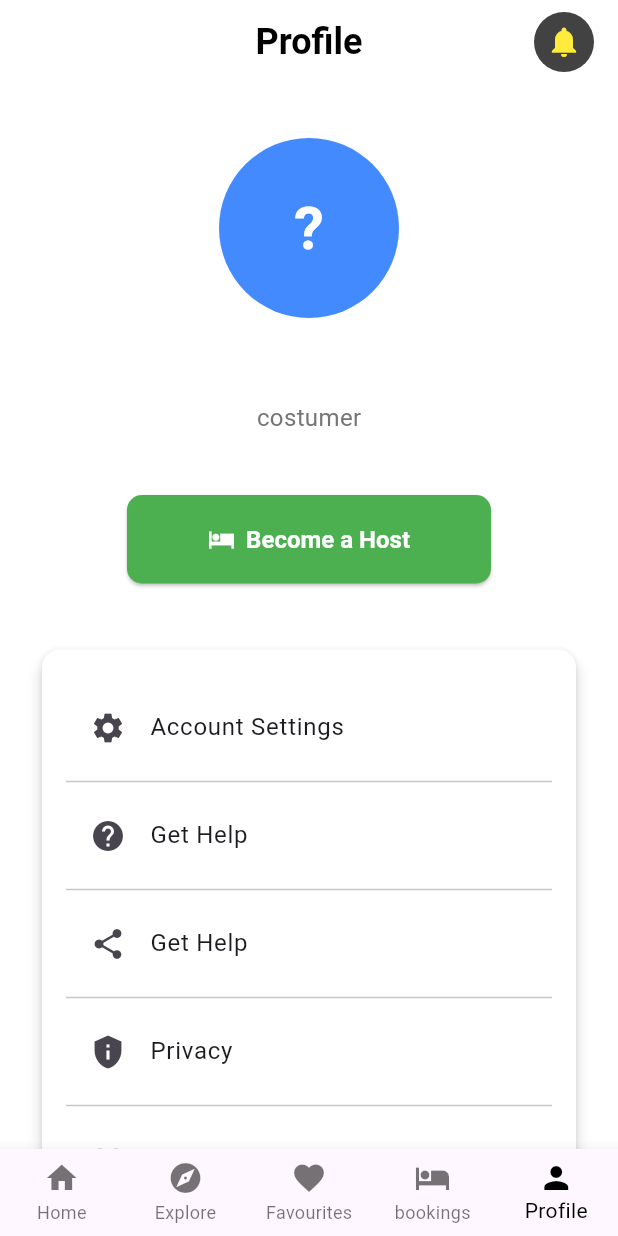
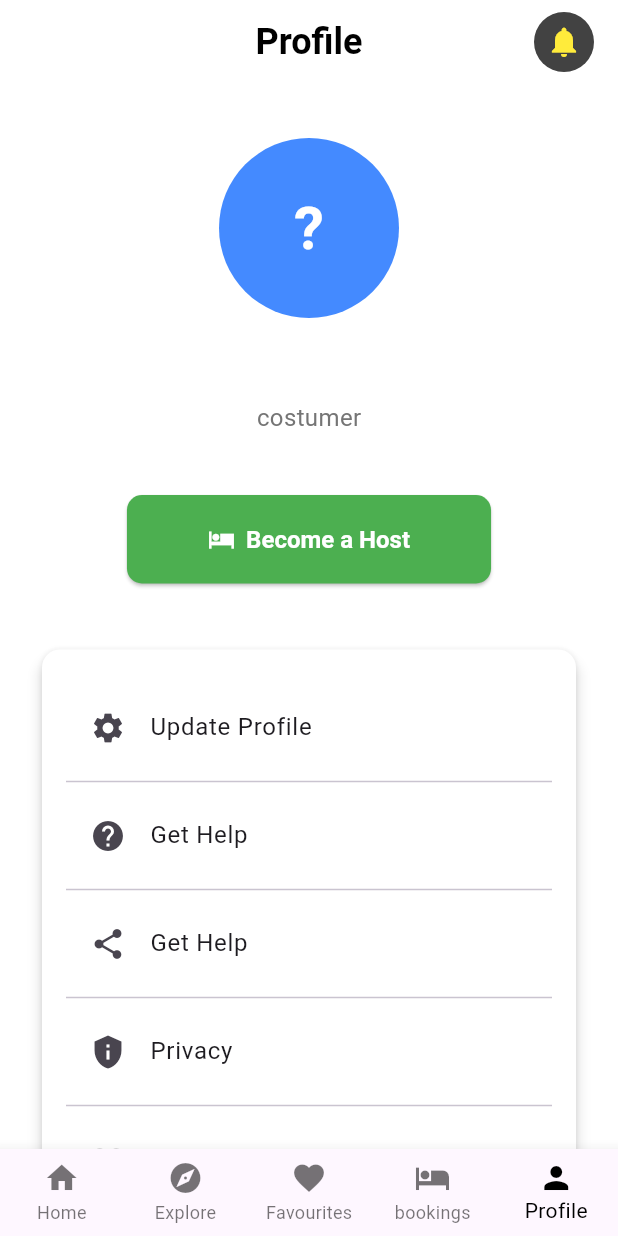
Before and after one commit to Steevebgeorge/rent-app, a Flutter app: the screen it shows once a user with an empty profile is signed in, item 5 of the bottom bar chosen, on a phone screen of 412 x 824 dp. Run offline on Flutter 3.47's test engine with Material 3 defaults, Android fonts, the phone set to English and light mode, and no system bars; our stand-ins replace another_carousel_pro, cached_network_image, carousel_slider, cloud_firestore, firebase_auth, firebase_core and 3 more; missing offline and left inert: flutter_stripe; accounts and stored records are empty; network calls fail; statements that could not run were skipped.

Commit message:
updating profile added

```diff
--- a/lib/app_providers.dart
+++ b/lib/app_providers.dart
@@ -9,6 +9,7 @@ import 'package:rent_app/features/home/blocs/hotels/bloc/hotels_bloc.dart';
 import 'package:rent_app/features/hotel%20details/blocs/review%20fetch%20bloc/hotelreviews_bloc.dart';
 import 'package:rent_app/features/hotel%20details/blocs/review%20save%20bloc/bloc/savereview_bloc.dart';
 import 'package:rent_app/features/hotel%20details/blocs/save%20favourite/bloc/save_favourite_bloc.dart';
+import 'package:rent_app/features/profile%20updating/bloc/bloc/update_profile_bloc.dart';
 
 import 'main.dart';
 
@@ -27,7 +28,8 @@ class AppProviders extends StatelessWidget {
         BlocProvider(create: (_) => StripePaymentBloc()),
         BlocProvider(create: (_) => ConfirmBookingBloc()),
         BlocProvider(create: (_) => FetchbookingsBloc()),
-        BlocProvider(create: (_) => SaveFavouriteBloc())
+        BlocProvider(create: (_) => SaveFavouriteBloc()),
+        BlocProvider(create: (_) => UpdateProfileBloc())
       ],
       child: const MyApp(),
     );
--- a/lib/features/profile/screens/profile_screen.dart
+++ b/lib/features/profile/screens/profile_screen.dart
@@ -2,6 +2,7 @@ import 'package:flutter/material.dart';
 import 'package:flutter_bloc/flutter_bloc.dart';
 import 'package:rent_app/common/blocs/user/bloc/user_bloc.dart';
 import 'package:rent_app/features/auth/bloc/auth_bloc.dart';
+import 'package:rent_app/features/profile%20updating/screens/profile_update_screen.dart';
 
 class ProfileScreen extends StatelessWidget {
   const ProfileScreen({super.key});
@@ -107,14 +108,19 @@ class ProfileScreen extends StatelessWidget {
                           borderRadius: BorderRadius.circular(12),
                         ),
                         elevation: 4,
-                        child: const Padding(
+                        child: Padding(
                           padding: EdgeInsets.symmetric(
                               vertical: 24, horizontal: 16),
                           child: Column(
                             children: [
                               ListTile(
+                                onTap: () {
+                                  Navigator.of(context).push(MaterialPageRoute(
+                                    builder: (context) => UpdateProfileScreen(),
+                                  ));
+                                },
                                 leading: Icon(Icons.settings),
-                                title: Text("Account Settings"),
+                                title: Text("Update Profile"),
                               ),
                               Divider(),
                               ListTile(
```
